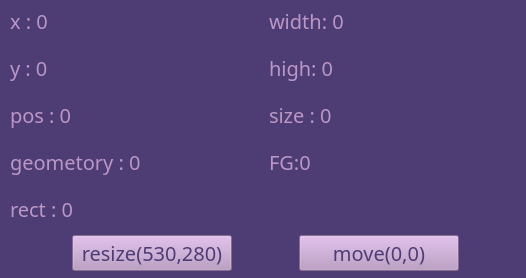
Old version of the form tools/xy/xy.ui in the repository 13506525537/py3_pyqt5.
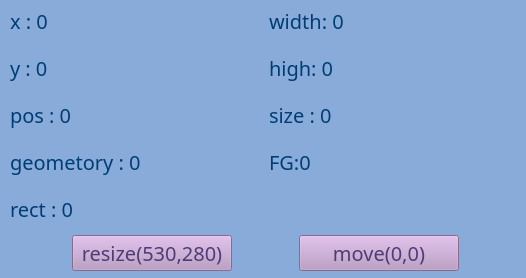
New version of the form.

Commit message: 设置窗口最大化，最小化

What changed in the file:
```diff
--- a/tools/xy/xy.ui
+++ b/tools/xy/xy.ui
@@ -23,8 +23,8 @@
    <string>Form</string>
   </property>
   <property name="styleSheet">
-   <string notr="true">QWidget{background-color: rgb(78,60,117);
-color:rgb(187,151,197);
+   <string notr="true">QWidget{background-color: rgb(136,171,218);
+color:rgb(0,61,116);
 font: 15pt &quot;方正粗黑宋简体&quot;;}
 
 QPushButton
```
The commit also changes 2 other files.
